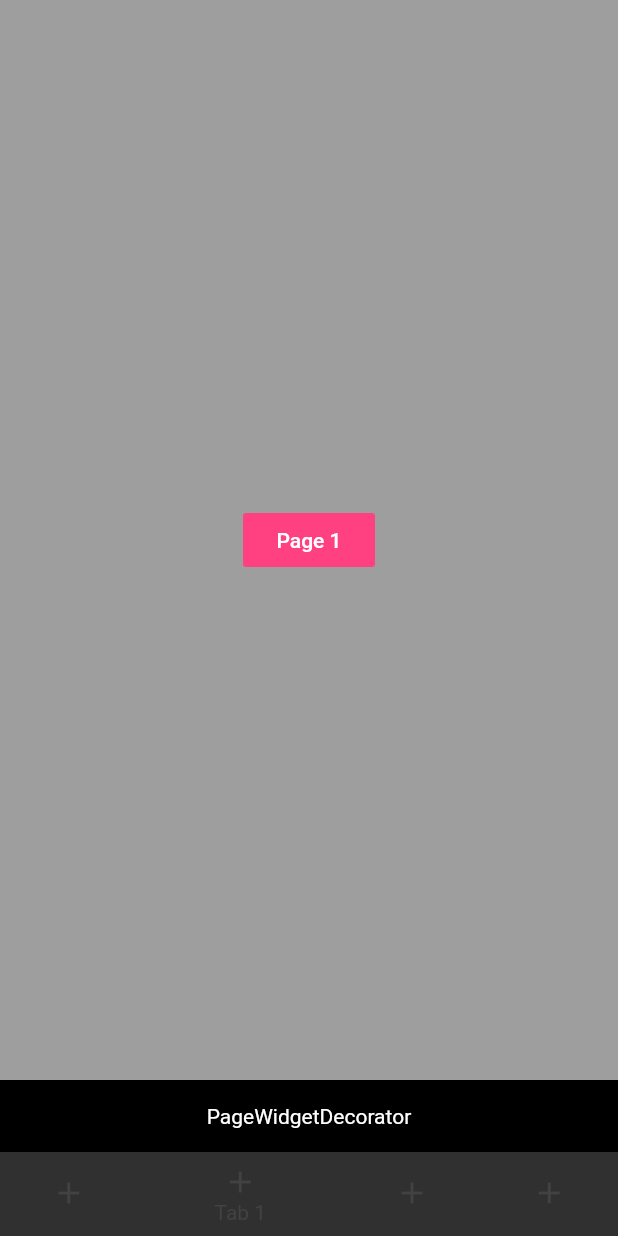
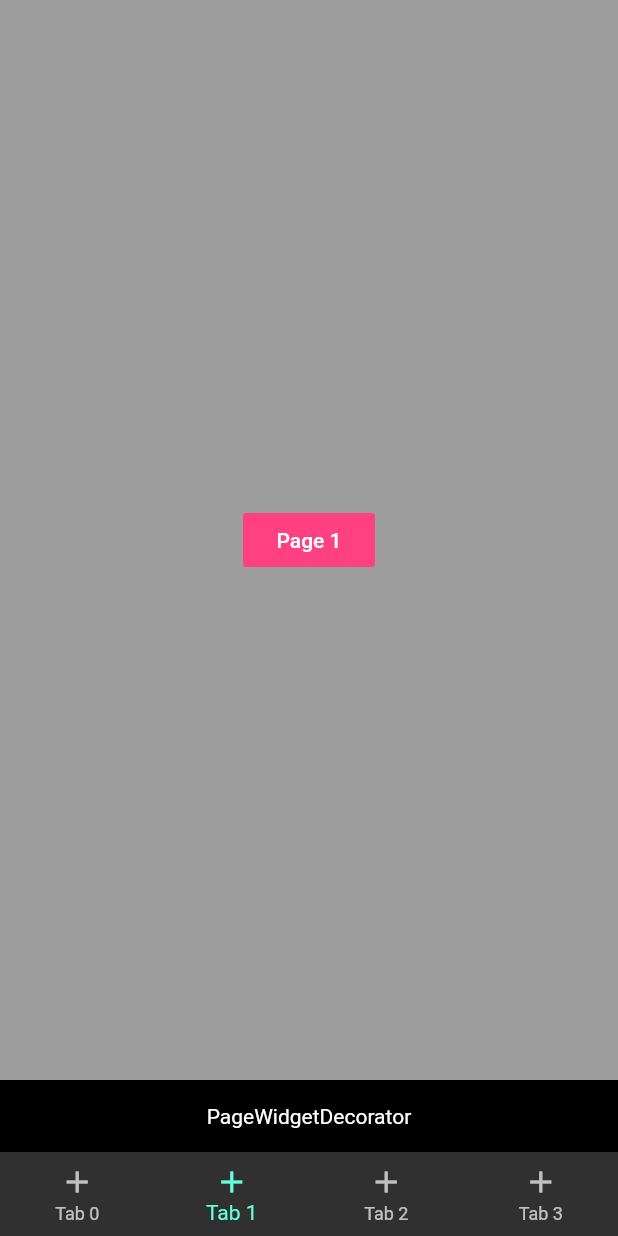
Before and after one commit to showang/flutter_multi_navigator_bottom_bar, a Flutter app: the screen it shows after launch, item 2 of the bottom bar chosen, on a phone screen of 412 x 824 dp. Run offline on Flutter 3.47's test engine with Material 2 defaults, Android fonts, the phone set to English and light mode, and no system bars.

Commit message:
Add parameters for inject to bottom bar.

```diff
--- a/example/lib/main.dart
+++ b/example/lib/main.dart
@@ -36,6 +36,7 @@ class _MyHomePageState extends State<MyHomePage> {
 
   @override
   Widget build(BuildContext context) => MultiNavigatorBottomBar(
+        type: BottomNavigationBarType.fixed,
         initTabIndex: 0,
         pageWidgetDecorator: pageDecorator,
         tabs: tabs,
--- a/lib/multi_navigator_bottom_bar.dart
+++ b/lib/multi_navigator_bottom_bar.dart
@@ -25,13 +25,20 @@ class MultiNavigatorBottomBar extends StatefulWidget {
   final PageRoute pageRoute;
   final ValueChanged<int> onTap;
   final Widget Function(Widget) pageWidgetDecorator;
+  final BottomNavigationBarType type;
+  final Color fixedColor;
+  final double iconSize;
 
-  MultiNavigatorBottomBar(
-      {@required this.initTabIndex,
-      @required this.tabs,
-      this.onTap,
-      this.pageRoute,
-      this.pageWidgetDecorator});
+  MultiNavigatorBottomBar({
+    @required this.initTabIndex,
+    @required this.tabs,
+    this.onTap,
+    this.pageRoute,
+    this.pageWidgetDecorator,
+    this.type,
+    this.fixedColor,
+    this.iconSize = 24.0,
+  });
 
   @override
   State<StatefulWidget> createState() =>
@@ -58,7 +65,7 @@ class _MultiNavigatorBottomBarState extends State<MultiNavigatorBottomBar> {
 
   Widget _buildPageBody() => Stack(
         children:
-        widget.tabs.map((tab) => _buildOffstageNavigator(tab)).toList(),
+            widget.tabs.map((tab) => _buildOffstageNavigator(tab)).toList(),
       );
 
   Widget _buildOffstageNavigator(BottomBarTab tab) => Offstage(
@@ -71,6 +78,8 @@ class _MultiNavigatorBottomBarState extends State<MultiNavigatorBottomBar> {
       );
 
   Widget _buildBottomBar() => BottomNavigationBar(
+        type: widget.type,
+        fixedColor: widget.fixedColor,
         items: widget.tabs
             .map((tab) => BottomNavigationBarItem(
                   icon: tab.tabIconBuilder(context),
--- a/pubspec.yaml
+++ b/pubspec.yaml
@@ -1,6 +1,6 @@
 name: multi_navigator_bottom_bar
 description: Helps you to build multi-navigator bottom navigation bar more easily.
-version: 0.0.6
+version: 0.0.7
 author: showang <showang730@gmail.com>
 homepage: https://github.com/showang/flutter_multi_navigator_bottom_bar
 
```
Also changed, not shown: 1 other file.
